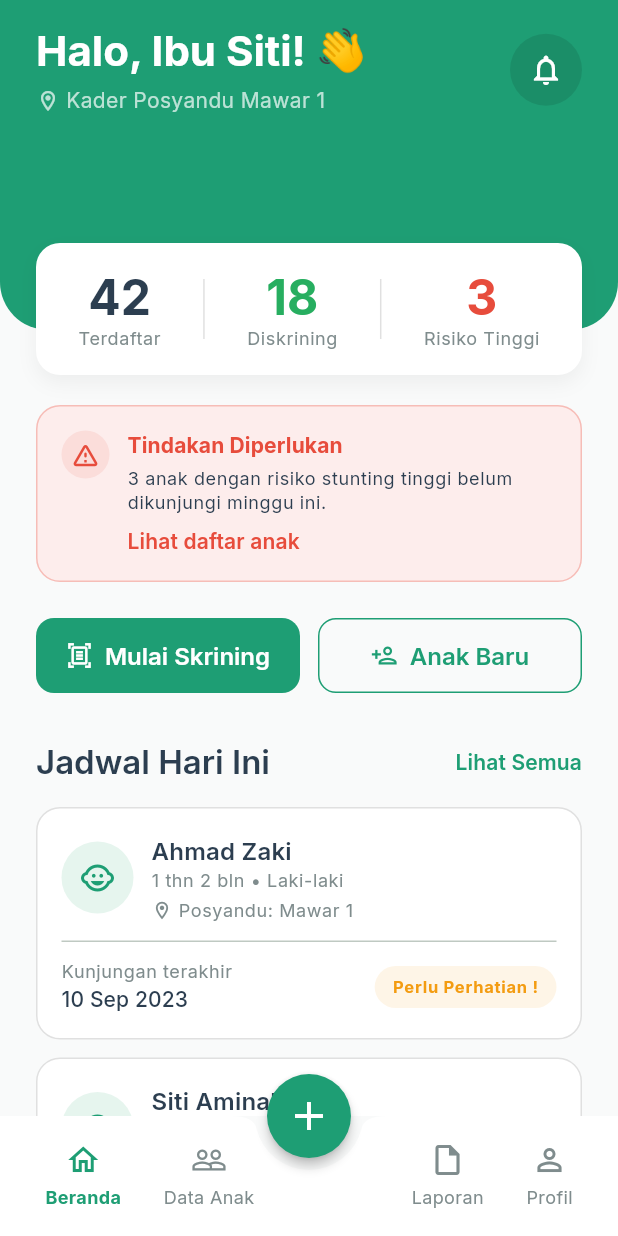
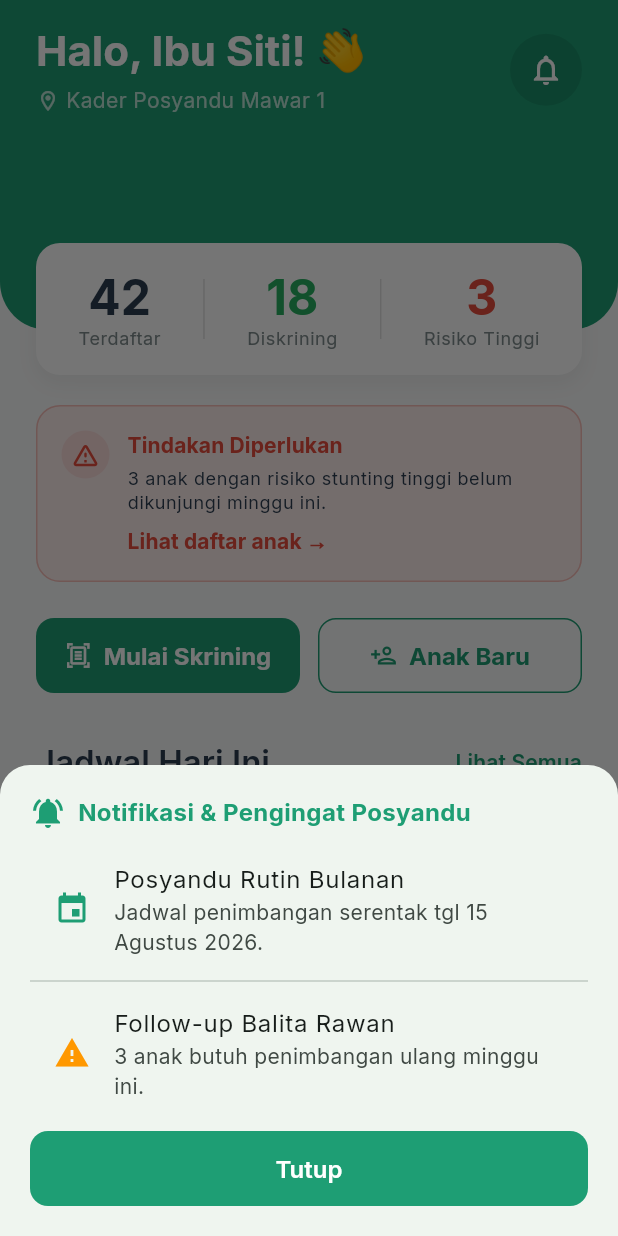
Before and after one commit to af133/stunguard, a Flutter app: the MainScreen screen opened directly, after a tap on the "notifications none" icon, on a phone screen of 412 x 824 dp. Run offline on Flutter 3.47's test engine with Material 3 defaults, Android fonts, the light colour scheme and no system bars; our stand-ins replace fl_chart, flutter_local_notifications, flutter_riverpod, google_fonts, sqflite; accounts and stored records are empty.

Commit message:
feat: add profile, home, main, and report pages to the application structure

```diff
--- a/lib/features/beranda/presentation/pages/home_page.dart
+++ b/lib/features/beranda/presentation/pages/home_page.dart
@@ -1,8 +1,61 @@
 import 'package:flutter/material.dart';
 import '../../../../core/constants/app_colors.dart';
+import '../../../balita/presentation/pages/add_balita_page.dart';
+import '../../../balita/presentation/pages/balita_list_page.dart';
 
 class HomePage extends StatelessWidget {
   const HomePage({super.key});
+
+  void _showNotificationModal(BuildContext context) {
+    showModalBottomSheet(
+      context: context,
+      shape: const RoundedRectangleBorder(
+        borderRadius: BorderRadius.vertical(top: Radius.circular(20)),
+      ),
+      builder: (context) {
+        return Container(
+          padding: const EdgeInsets.all(20),
+          child: Column(
+            mainAxisSize: MainAxisSize.min,
+            crossAxisAlignment: CrossAxisAlignment.start,
+            children: [
+              const Row(
+                children: [
+                  Icon(Icons.notifications_active, color: AppColors.primary),
+                  SizedBox(width: 8),
+                  Text(
+                    'Notifikasi & Pengingat Posyandu',
+                    style: TextStyle(fontSize: 16, fontWeight: FontWeight.bold, color: AppColors.primary),
+                  ),
+                ],
+              ),
+              const SizedBox(height: 12),
+              const ListTile(
+                leading: Icon(Icons.event, color: AppColors.primary),
+                title: Text('Posyandu Rutin Bulanan'),
+                subtitle: Text('Jadwal penimbangan serentak tgl 15 Agustus 2026.'),
+              ),
+              const Divider(),
+              const ListTile(
+                leading: Icon(Icons.warning, color: Colors.orange),
+                title: Text('Follow-up Balita Rawan'),
+                subtitle: Text('3 anak butuh penimbangan ulang minggu ini.'),
+              ),
+              const SizedBox(height: 12),
+              SizedBox(
+                width: double.infinity,
+                child: ElevatedButton(
+                  style: ElevatedButton.styleFrom(backgroundColor: AppColors.primary),
+                  onPressed: () => Navigator.pop(context),
+                  child: const Text('Tutup', style: TextStyle(color: Colors.white)),
+                ),
+              ),
+            ],
+          ),
+        );
+      },
+    );
+  }
 
   @override
   Widget build(BuildContext context) {
@@ -67,7 +120,7 @@ class HomePage extends StatelessWidget {
                               ),
                               child: IconButton(
                                 icon: const Icon(Icons.notifications_none, color: Colors.white),
-                                onPressed: () {},
+                                onPressed: () => _showNotificationModal(context),
                               ),
                             ),
                           ],
@@ -155,10 +208,19 @@ class HomePage extends StatelessWidget {
                                     ),
                               ),
                               const SizedBox(height: 8),
-                              Text(
-                                'Lihat daftar anak',
+                              InkWell(
+                                onTap: () {
+                                  Navigator.push(
+                                    context,
+                                    MaterialPageRoute(builder: (context) => const BalitaListPage()),
+                                  );
+                                },
+                                child: Text(
+                                  'Lihat daftar anak →',
                                   style: Theme.of(context).textTheme.labelLarge?.copyWith(
                                         color: AppColors.error,
+                                        fontWeight: FontWeight.bold,
+                                      ),
                                 ),
                               ),
                             ],
@@ -175,10 +237,16 @@ class HomePage extends StatelessWidget {
                     children: [
                       Expanded(
                         child: ElevatedButton.icon(
-                          onPressed: () {},
-                          icon: const Icon(Icons.document_scanner_outlined, size: 18),
-                          label: const Text('Mulai Skrining'),
+                          onPressed: () {
+                            Navigator.push(
+                              context,
+                              MaterialPageRoute(builder: (context) => const AddBalitaPage()),
+                            );
+                          },
+                          icon: const Icon(Icons.document_scanner_outlined, size: 18, color: Colors.white),
+                          label: const Text('Mulai Skrining', style: TextStyle(color: Colors.white, fontWeight: FontWeight.bold)),
                           style: ElevatedButton.styleFrom(
+                            backgroundColor: AppColors.primary,
                             padding: const EdgeInsets.symmetric(vertical: 12),
                           ),
                         ),
@@ -186,11 +254,17 @@ class HomePage extends StatelessWidget {
                       const SizedBox(width: 12),
                       Expanded(
                         child: OutlinedButton.icon(
-                          onPressed: () {},
-                          icon: const Icon(Icons.person_add_outlined, size: 18),
-                          label: const Text('Anak Baru'),
+                          onPressed: () {
+                            Navigator.push(
+                              context,
+                              MaterialPageRoute(builder: (context) => const AddBalitaPage()),
+                            );
+                          },
+                          icon: const Icon(Icons.person_add_outlined, size: 18, color: AppColors.primary),
+                          label: const Text('Anak Baru', style: TextStyle(color: AppColors.primary, fontWeight: FontWeight.bold)),
                           style: OutlinedButton.styleFrom(
                             padding: const EdgeInsets.symmetric(vertical: 12),
+                            side: const BorderSide(color: AppColors.primary),
                           ),
                         ),
                       ),
@@ -207,9 +281,17 @@ class HomePage extends StatelessWidget {
                         'Jadwal Hari Ini',
                         style: Theme.of(context).textTheme.titleLarge,
                       ),
-                      Text(
+                      InkWell(
+                        onTap: () {
+                          Navigator.push(
+                            context,
+                            MaterialPageRoute(builder: (context) => const BalitaListPage()),
+                          );
+                        },
+                        child: Text(
                           'Lihat Semua',
-                        style: Theme.of(context).textTheme.labelLarge,
+                          style: Theme.of(context).textTheme.labelLarge?.copyWith(color: AppColors.primary),
+                        ),
                       ),
                     ],
                   ),
@@ -285,7 +367,15 @@ class HomePage extends StatelessWidget {
     required Color statusColor,
     required Color statusBgColor,
   }) {
-    return Container(
+    return InkWell(
+      onTap: () {
+        Navigator.push(
+          context,
+          MaterialPageRoute(builder: (context) => const BalitaListPage()),
+        );
+      },
+      borderRadius: BorderRadius.circular(16),
+      child: Container(
         padding: const EdgeInsets.all(16),
         decoration: BoxDecoration(
           color: Colors.white,
@@ -367,6 +457,7 @@ class HomePage extends StatelessWidget {
             ),
           ],
         ),
+      ),
     );
   }
 }
--- a/lib/features/beranda/presentation/pages/main_screen.dart
+++ b/lib/features/beranda/presentation/pages/main_screen.dart
@@ -2,6 +2,7 @@ import 'package:flutter/material.dart';
 import '../../../../core/constants/app_colors.dart';
 import '../../../balita/presentation/pages/add_balita_page.dart';
 import '../../../balita/presentation/pages/balita_list_page.dart';
+import '../../../laporan/presentation/pages/laporan_page.dart';
 import '../../../profil/presentation/pages/profile_page.dart';
 import 'home_page.dart';
 
@@ -19,18 +20,7 @@ class _MainScreenState extends State<MainScreen> {
     const HomePage(),
     const BalitaListPage(),
     const SizedBox.shrink(), // Placeholder for Skrining+
-    const Center(
-      child: Column(
-        mainAxisAlignment: MainAxisAlignment.center,
-        children: [
-          Icon(Icons.insert_drive_file_outlined, size: 64, color: AppColors.primary),
-          SizedBox(height: 12),
-          Text('Laporan Posyandu Bulanan', style: TextStyle(fontWeight: FontWeight.bold, fontSize: 16)),
-          SizedBox(height: 4),
-          Text('Modul Laporan (F-07 / F-08) dapat diekspor di sini.', style: TextStyle(color: Colors.grey)),
-        ],
-      ),
-    ),
+    const LaporanPage(),
     const ProfilePage(),
   ];
 
--- /dev/null
+++ b/lib/features/laporan/presentation/pages/laporan_page.dart
@@ -0,0 +1,171 @@
+import 'package:flutter/material.dart';
+import 'package:flutter_riverpod/flutter_riverpod.dart';
+
+import '../../../../core/constants/app_colors.dart';
+import '../../../balita/presentation/providers/balita_provider.dart';
+
+class LaporanPage extends ConsumerWidget {
+  const LaporanPage({super.key});
+
+  @override
+  Widget build(BuildContext context, WidgetRef ref) {
+    final balitaState = ref.watch(balitaProvider);
+    final totalBalita = balitaState.items.length;
+
+    return Scaffold(
+      backgroundColor: AppColors.background,
+      appBar: AppBar(
+        title: const Text(
+          'Laporan Posyandu Bulanan',
+          style: TextStyle(color: Colors.white, fontWeight: FontWeight.bold),
+        ),
+        backgroundColor: AppColors.primary,
+        elevation: 0,
+      ),
+      body: SingleChildScrollView(
+        padding: const EdgeInsets.all(16.0),
+        child: Column(
+          crossAxisAlignment: CrossAxisAlignment.start,
+          children: [
+            // Summary Banner Card
+            Container(
+              padding: const EdgeInsets.all(16),
+              decoration: BoxDecoration(
+                color: AppColors.primaryLight,
+                borderRadius: BorderRadius.circular(12),
+                border: Border.all(color: AppColors.primary.withOpacity(0.3)),
+              ),
+              child: Row(
+                children: [
+                  const Icon(Icons.assessment_outlined, color: AppColors.primary, size: 40),
+                  const SizedBox(width: 12),
+                  Expanded(
+                    child: Column(
+                      crossAxisAlignment: CrossAxisAlignment.start,
+                      children: [
+                        const Text(
+                          'Rekapitulasi Posyandu Mawar 1',
+                          style: TextStyle(fontWeight: FontWeight.bold, fontSize: 16, color: AppColors.primary),
+                        ),
+                        Text(
+                          'Periode: Agustus 2026 • Wilayah: Desa Suka Maju',
+                          style: TextStyle(fontSize: 12, color: Colors.grey.shade700),
+                        ),
+                      ],
+                    ),
+                  ),
+                ],
+              ),
+            ),
+            const SizedBox(height: 16),
+
+            // Statistics Grid
+            Row(
+              children: [
+                Expanded(child: _buildReportStatCard(context, 'Total Balita', '$totalBalita', AppColors.primary, Icons.people)),
+                const SizedBox(width: 12),
+                Expanded(child: _buildReportStatCard(context, 'Status Normal', '${totalBalita > 0 ? (totalBalita * 0.8).toInt() : 0}', Colors.green, Icons.check_circle_outline)),
+              ],
+            ),
+            const SizedBox(height: 12),
+            Row(
+              children: [
+                Expanded(child: _buildReportStatCard(context, 'Risiko Stunting', '${totalBalita > 0 ? (totalBalita * 0.15).toInt() : 0}', Colors.orange, Icons.warning_amber)),
+                const SizedBox(width: 12),
+                Expanded(child: _buildReportStatCard(context, 'Risiko Tinggi', '${totalBalita > 0 ? (totalBalita * 0.05).toInt() : 0}', Colors.red, Icons.error_outline)),
+              ],
+            ),
+
+            const SizedBox(height: 24),
+
+            // Export Actions Card
+            Card(
+              shape: RoundedRectangleBorder(borderRadius: BorderRadius.circular(12)),
+              elevation: 2,
+              child: Padding(
+                padding: const EdgeInsets.all(16.0),
+                child: Column(
+                  crossAxisAlignment: CrossAxisAlignment.start,
+                  children: [
+                    const Text(
+                      'Ekspor Format Resmi Kemenkes',
+                      style: TextStyle(fontWeight: FontWeight.bold, fontSize: 15),
+                    ),
+                    const SizedBox(height: 4),
+                    Text(
+                      'Unduh laporan bulanan dalam format siap cetak (PDF) atau spreadsheet (Excel).',
+                      style: TextStyle(fontSize: 12, color: Colors.grey.shade700),
+                    ),
+                    const SizedBox(height: 16),
+                    Row(
+                      children: [
+                        Expanded(
+                          child: ElevatedButton.icon(
+                            onPressed: () {
+                              ScaffoldMessenger.of(context).showSnackBar(
+                                const SnackBar(
+                                  content: Text('Laporan PDF berhasil diunduh ke folder Penyimpanan Lokal.'),
+                                  backgroundColor: AppColors.primary,
+                                ),
+                              );
+                            },
+                            style: ElevatedButton.styleFrom(
+                              backgroundColor: AppColors.primary,
+                              padding: const EdgeInsets.symmetric(vertical: 12),
+                            ),
+                            icon: const Icon(Icons.picture_as_pdf, color: Colors.white, size: 20),
+                            label: const Text('Ekspor PDF', style: TextStyle(color: Colors.white, fontWeight: FontWeight.bold)),
+                          ),
+                        ),
+                        const SizedBox(width: 10),
+                        Expanded(
+                          child: OutlinedButton.icon(
+                            onPressed: () {
+                              ScaffoldMessenger.of(context).showSnackBar(
+                                const SnackBar(
+                                  content: Text('Laporan Excel (.xlsx) berhasil diunduh.'),
+                                  backgroundColor: AppColors.primary,
+                                ),
+                              );
+                            },
+                            style: OutlinedButton.styleFrom(
+                              padding: const EdgeInsets.symmetric(vertical: 12),
+                              side: const BorderSide(color: AppColors.primary),
+                            ),
+                            icon: const Icon(Icons.table_chart, color: AppColors.primary, size: 20),
+                            label: const Text('Ekspor Excel', style: TextStyle(color: AppColors.primary, fontWeight: FontWeight.bold)),
+                          ),
+                        ),
+                      ],
+                    ),
+                  ],
+                ),
+              ),
+            ),
+
+            const SizedBox(height: 24),
+          ],
+        ),
+      ),
+    );
+  }
+
+  Widget _buildReportStatCard(BuildContext context, String label, String value, Color color, IconData icon) {
+    return Card(
+      shape: RoundedRectangleBorder(borderRadius: BorderRadius.circular(12)),
+      elevation: 2,
+      child: Padding(
+        padding: const EdgeInsets.all(16.0),
+        child: Column(
+          crossAxisAlignment: CrossAxisAlignment.start,
+          children: [
+            Icon(icon, color: color, size: 28),
+            const SizedBox(height: 8),
+            Text(value, style: TextStyle(fontSize: 22, fontWeight: FontWeight.bold, color: color)),
+            Text(label, style: TextStyle(fontSize: 12, color: Colors.grey.shade600)),
+          ],
+        ),
+      ),
+    );
+  }
+}
--- a/lib/features/profil/presentation/pages/profile_page.dart
+++ b/lib/features/profil/presentation/pages/profile_page.dart
@@ -242,6 +242,22 @@ class _ProfilePageState extends State<ProfilePage> {
     );
   }
 
+  void _showMenuDetailDialog(BuildContext context, String title) {
+    showDialog(
+      context: context,
+      builder: (context) => AlertDialog(
+        title: Text(title),
+        content: Text('Modul $title aktif. Semua konfigurasi tersimpan aman di database lokal HP Anda.'),
+        actions: [
+          TextButton(
+            onPressed: () => Navigator.pop(context),
+            child: const Text('Tutup'),
+          ),
+        ],
+      ),
+    );
+  }
+
   Widget _buildMenuItem(BuildContext context, IconData icon, String title) {
     return Container(
       margin: const EdgeInsets.only(bottom: 12),
@@ -264,7 +280,7 @@ class _ProfilePageState extends State<ProfilePage> {
           style: Theme.of(context).textTheme.titleSmall,
         ),
         trailing: const Icon(Icons.chevron_right, color: AppColors.textSecondary),
-        onTap: () {},
+        onTap: () => _showMenuDetailDialog(context, title),
       ),
     );
   }
```
Lines whose indentation alone changed are shown as unchanged.
